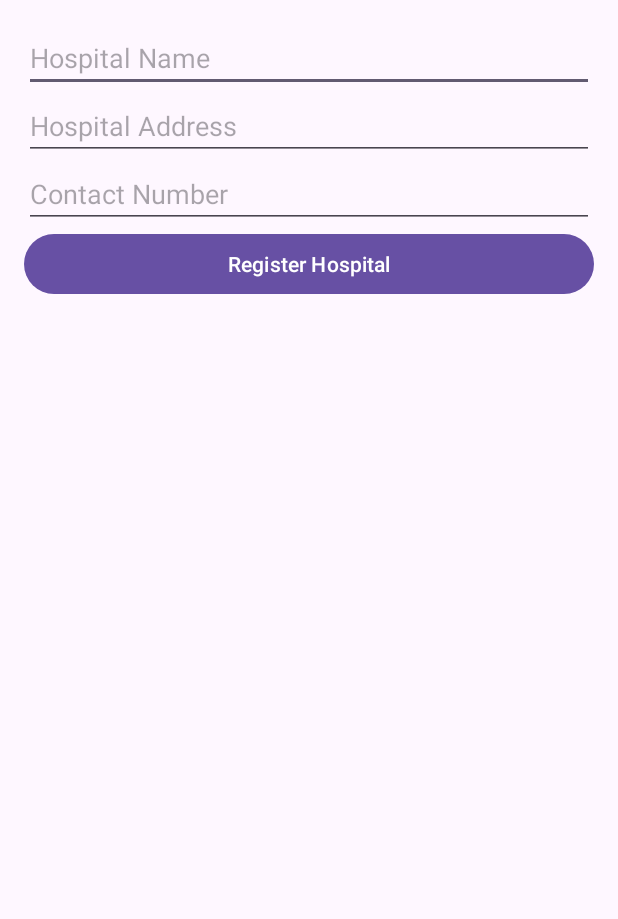
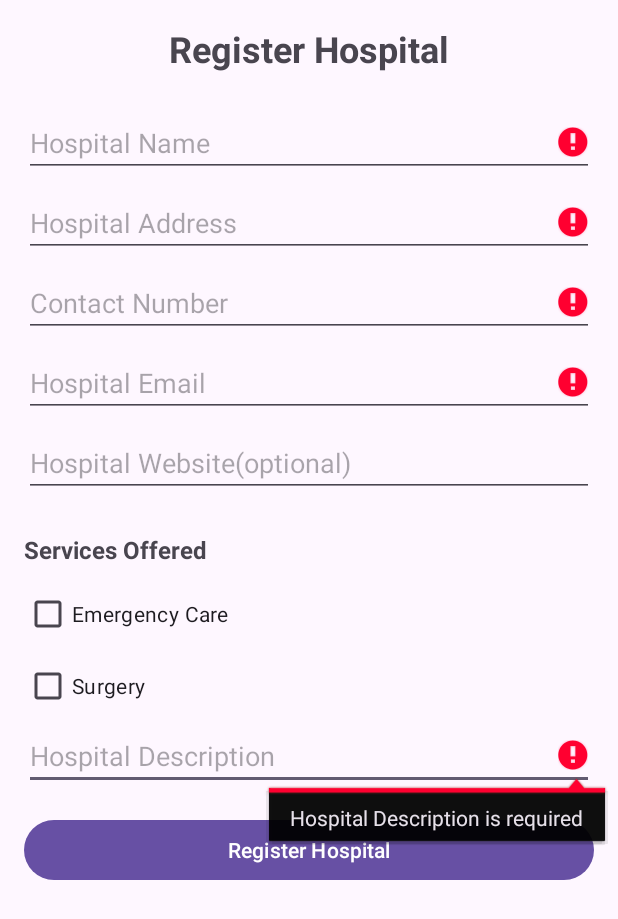
Before and after one commit to gsarun125/HospitalSos, an Android app: the RegisterHospital screen opened directly, with no data from a screen before it, after a tap on "Register Hospital", on a phone screen of 412 x 824 dp. Shown: the top 919 px of the screen. Run offline under Robolectric (Android 15) with nearby library versions, the phone set to English and light mode, and no system bars; our stand-ins replace Firebase (no records; nobody signed in at launch, a user with empty details on screens opened directly).

Commit message:
background service check

```diff
--- a/app/src/main/java/com/ka/hospitalsos/Action1Receiver.java
+++ b/app/src/main/java/com/ka/hospitalsos/AcceptedReceiver.java
@@ -5,9 +5,9 @@ import android.content.Context;
 import android.content.Intent;
 import android.widget.Toast;
 
-public class Action1Receiver extends BroadcastReceiver {
+public class AcceptedReceiver extends BroadcastReceiver {
     @Override
     public void onReceive(Context context, Intent intent) {
-        Toast.makeText(context, "Action 1 clicked", Toast.LENGTH_SHORT).show();
+        Toast.makeText(context, "Accepted", Toast.LENGTH_SHORT).show();
     }
 }
--- a/app/src/main/java/com/ka/hospitalsos/Action2Receiver.java
+++ b/app/src/main/java/com/ka/hospitalsos/RefusedReceiver.java
@@ -5,9 +5,9 @@ import android.content.Context;
 import android.content.Intent;
 import android.widget.Toast;
 
-public class Action2Receiver extends BroadcastReceiver {
+public class RefusedReceiver extends BroadcastReceiver {
     @Override
     public void onReceive(Context context, Intent intent) {
-        Toast.makeText(context, "Action 1 clicked", Toast.LENGTH_SHORT).show();
+        Toast.makeText(context, "Refused", Toast.LENGTH_SHORT).show();
     }
 }
--- a/app/src/main/java/com/ka/hospitalsos/RegisterHospital.java
+++ b/app/src/main/java/com/ka/hospitalsos/RegisterHospital.java
@@ -1,18 +1,25 @@
 package com.ka.hospitalsos;
 
+import static android.content.ContentValues.TAG;
+
+import android.content.Intent;
 import android.os.Bundle;
 import android.util.Log;
 import android.view.View;
 import android.widget.Button;
+import android.widget.CheckBox;
 import android.widget.EditText;
 import android.widget.Toast;
+
 import androidx.annotation.NonNull;
 import androidx.appcompat.app.AppCompatActivity;
+
 import com.google.android.gms.tasks.OnCompleteListener;
 import com.google.android.gms.tasks.Task;
 import com.google.firebase.firestore.DocumentReference;
 import com.google.firebase.firestore.FirebaseFirestore;
 import com.google.firebase.messaging.FirebaseMessaging;
+
 import java.util.HashMap;
 import java.util.Map;
 
@@ -21,7 +28,11 @@ public class RegisterHospital extends AppCompatActivity {
     private EditText editTextHospitalName, editTextHospitalAddress, editTextHospitalContact;
     private Button buttonRegister;
 
-    // Firebase Firestore instance
+    private EditText editTextHospitalWebsite;
+    private EditText editTextHospitalEmail;
+    private EditText editTextHospitalDescription;
+    private CheckBox checkBoxEmergencyCare;
+    private CheckBox checkBoxSurgery;
     private FirebaseFirestore db;
 
     @Override
@@ -36,16 +47,61 @@ public class RegisterHospital extends AppCompatActivity {
         editTextHospitalName = findViewById(R.id.editTextHospitalName);
         editTextHospitalAddress = findViewById(R.id.editTextHospitalAddress);
         editTextHospitalContact = findViewById(R.id.editTextHospitalContact);
+
+        editTextHospitalWebsite = findViewById(R.id.editTextHospitalWebsite);
+        editTextHospitalEmail = findViewById(R.id.editTextHospitalEmail);
+        editTextHospitalDescription = findViewById(R.id.editTextHospitalDescription);
+        checkBoxEmergencyCare = findViewById(R.id.checkBoxEmergencyCare);
+        checkBoxSurgery = findViewById(R.id.checkBoxSurgery);
+
+
         buttonRegister = findViewById(R.id.buttonRegister);
 
         // Button click listener to register hospital
         buttonRegister.setOnClickListener(new View.OnClickListener() {
             @Override
             public void onClick(View v) {
-                registerHospital();
+                if (checkAllHospitalFields()) {
+                    registerHospital();
+                }
             }
         });
     }
+
+    private boolean checkAllHospitalFields() {
+
+        String hospitalName = editTextHospitalName.getText().toString().trim();
+        String hospitalAddress = editTextHospitalAddress.getText().toString().trim();
+        String hospitalContact = editTextHospitalContact.getText().toString().trim();
+        String hospitalEmail = editTextHospitalEmail.getText().toString().trim();
+        String hospitalDescription = editTextHospitalDescription.getText().toString().trim();
+
+        if (hospitalName.isEmpty() || hospitalAddress.isEmpty() || hospitalContact.isEmpty() || hospitalEmail.isEmpty() || hospitalDescription.isEmpty()) {
+            if (hospitalName.isEmpty()) {
+                editTextHospitalName.setError("Hospital Name is required");
+                editTextHospitalName.requestFocus();
+            }
+            if (hospitalAddress.isEmpty()) {
+                editTextHospitalAddress.setError("Hospital Address is required");
+                editTextHospitalAddress.requestFocus();
+            }
+            if (hospitalContact.isEmpty()) {
+                editTextHospitalContact.setError("Contact Number is required");
+                editTextHospitalContact.requestFocus();
+            }
+            if (hospitalEmail.isEmpty()) {
+                editTextHospitalEmail.setError("Hospital Email is required");
+                editTextHospitalEmail.requestFocus();
+            }
+            if (hospitalDescription.isEmpty()) {
+                editTextHospitalDescription.setError("Hospital Description is required");
+                editTextHospitalDescription.requestFocus();
+            }
+            return false;
+        }
+        return true;
+    }
+
 
     // Method to register hospital to Firestore
     private void registerHospital() {
@@ -53,7 +109,11 @@ public class RegisterHospital extends AppCompatActivity {
         String hospitalName = editTextHospitalName.getText().toString().trim();
         String hospitalAddress = editTextHospitalAddress.getText().toString().trim();
         String hospitalContact = editTextHospitalContact.getText().toString().trim();
-
+        String hospitalWebsite = editTextHospitalWebsite.getText().toString().trim();
+        String hospitalEmail = editTextHospitalEmail.getText().toString().trim();
+        String hospitalDescription = editTextHospitalDescription.getText().toString().trim();
+        boolean hasEmergencyCare = checkBoxEmergencyCare.isChecked();
+        boolean hasSurgery = checkBoxSurgery.isChecked();
         // Retrieve FCM token asynchronously
         retrieveFCMToken(new FCMTokenCallback() {
             @Override
@@ -63,8 +123,12 @@ public class RegisterHospital extends AppCompatActivity {
                 hospital.put("name", hospitalName);
                 hospital.put("address", hospitalAddress);
                 hospital.put("contact", hospitalContact);
+                hospital.put("Hospital Email",hospitalEmail);
+                hospital.put("Hospital Website",hospitalWebsite);
+                hospital.put("Hospital Description",hospitalDescription);
+                hospital.put("Has EmergencyCare",hasEmergencyCare);
+                hospital.put("Has Surgery",hasSurgery);
                 hospital.put("fcmToken", fcmToken);
-                System.out.println(fcmToken+"jkhgfdxghj");
                 // Add hospital to Firestore
                 db.collection("hospitals")
                         .add(hospital)
@@ -74,9 +138,9 @@ public class RegisterHospital extends AppCompatActivity {
                                 if (task.isSuccessful()) {
                                     Toast.makeText(RegisterHospital.this, "Hospital Registered Successfully", Toast.LENGTH_SHORT).show();
                                     // Clear EditText fields after successful registration
-                                    editTextHospitalName.setText("");
-                                    editTextHospitalAddress.setText("");
-                                    editTextHospitalContact.setText("");
+                                    Intent i=new Intent(RegisterHospital.this, MainActivity.class);
+                                    startActivity(i);
+                                    finish();
                                 } else {
                                     Toast.makeText(RegisterHospital.this, "Failed to register hospital", Toast.LENGTH_SHORT).show();
                                 }
@@ -111,6 +175,7 @@ public class RegisterHospital extends AppCompatActivity {
     // Define a callback interface for FCM token retrieval
     interface FCMTokenCallback {
         void onTokenReceived(String fcmToken);
+
         void onFailure(Exception e);
     }
 }
--- a/app/src/main/res/layout/activity_register_hosplital.xml
+++ b/app/src/main/res/layout/activity_register_hosplital.xml
@@ -1,26 +1,40 @@
 <?xml version="1.0" encoding="utf-8"?>
-<LinearLayout xmlns:android="http://schemas.android.com/apk/res/android"
+<ScrollView xmlns:android="http://schemas.android.com/apk/res/android"
     xmlns:app="http://schemas.android.com/apk/res-auto"
     xmlns:tools="http://schemas.android.com/tools"
     android:layout_width="match_parent"
-    android:layout_height="match_parent"
+    android:layout_height="match_parent">
+
+    <LinearLayout
+        android:layout_width="match_parent"
+        android:layout_height="wrap_content"
         android:orientation="vertical"
         android:padding="16dp"
         tools:context=".RegisterHospital">
 
-    <!-- Hospital Name -->
+        <TextView
+            android:layout_width="match_parent"
+            android:layout_height="wrap_content"
+            android:layout_marginBottom="24dp"
+            android:gravity="center"
+            android:text="Register Hospital"
+            android:textSize="24sp"
+            android:textStyle="bold" />
+
+
         <EditText
             android:id="@+id/editTextHospitalName"
             android:layout_width="match_parent"
             android:layout_height="wrap_content"
+            android:layout_marginBottom="8dp"
             android:hint="Hospital Name"
             android:inputType="text" />
 
-    <!-- Hospital Address -->
         <EditText
             android:id="@+id/editTextHospitalAddress"
             android:layout_width="match_parent"
             android:layout_height="wrap_content"
+            android:layout_marginBottom="8dp"
             android:hint="Hospital Address"
             android:inputType="text" />
 
@@ -28,8 +42,62 @@
             android:id="@+id/editTextHospitalContact"
             android:layout_width="match_parent"
             android:layout_height="wrap_content"
+            android:layout_marginBottom="8dp"
             android:hint="Contact Number"
             android:inputType="phone" />
+        <EditText
+            android:id="@+id/editTextHospitalEmail"
+            android:layout_width="match_parent"
+            android:layout_height="wrap_content"
+            android:layout_marginBottom="8dp"
+            android:hint="Hospital Email"
+            android:inputType="textEmailAddress" />
+
+        <EditText
+            android:id="@+id/editTextHospitalWebsite"
+            android:layout_width="match_parent"
+            android:layout_height="wrap_content"
+            android:layout_marginBottom="8dp"
+            android:hint="Hospital Website(optional)"
+            android:inputType="textUri" />
+
+
+        <TextView
+            android:layout_width="wrap_content"
+            android:layout_height="wrap_content"
+            android:layout_marginTop="16dp"
+            android:layout_marginBottom="8dp"
+            android:text="Services Offered"
+            android:textSize="16sp"
+            android:textStyle="bold" />
+
+        <RadioGroup
+            android:id="@+id/servicesGroup"
+            android:layout_width="match_parent"
+            android:layout_height="wrap_content"
+            android:orientation="vertical">
+
+            <CheckBox
+                android:id="@+id/checkBoxEmergencyCare"
+                android:layout_width="wrap_content"
+                android:layout_height="wrap_content"
+                android:text="Emergency Care" />
+
+            <CheckBox
+                android:id="@+id/checkBoxSurgery"
+                android:layout_width="wrap_content"
+                android:layout_height="wrap_content"
+                android:text="Surgery" />
+        </RadioGroup>
+
+
+        <EditText
+            android:id="@+id/editTextHospitalDescription"
+            android:layout_width="match_parent"
+            android:layout_height="wrap_content"
+            android:layout_marginBottom="16dp"
+            android:hint="Hospital Description"
+            android:inputType="textMultiLine" />
 
         <Button
             android:id="@+id/buttonRegister"
@@ -38,3 +106,4 @@
             android:text="Register Hospital" />
 
     </LinearLayout>
+</ScrollView>
--- a/app/src/main/res/values/colors.xml
+++ b/app/src/main/res/values/colors.xml
@@ -3,4 +3,6 @@
     <color name="black">#FF000000</color>
     <color name="white">#FFFFFFFF</color>
     <color name="Danger">#FA1818</color>
+    <color name="Green">#00DA5A</color>
+    <color name="red">#F14141</color>
 </resources>
--- a/app/src/main/res/values/strings.xml
+++ b/app/src/main/res/values/strings.xml
@@ -1,5 +1,5 @@
 <resources>
     <string name="app_name">Hospital Sos</string>
-    <string name="default_notification_channel_id" translatable="false">default_channel_id</string>
+    <string name="default_notification_channel_id" translatable="false">default_channel_id1</string>
 
 </resources>
```
Also changed, not shown: app/src/main/AndroidManifest.xml (+15 -8 lines), app/src/main/java/com/ka/hospitalsos/MainActivity.java (+33 -40 lines), app/src/main/java/com/ka/hospitalsos/MyFirebaseMessagingService.java (+45 -34 lines), app/src/main/java/com/ka/hospitalsos/NotificationCheckService.java (added, +134 -0 lines), app/src/main/res/layout/activity_main.xml (+9 -7 lines), app/src/main/res/layout/custom_notification_actions.xml (added, +67 -0 lines), app/src/main/res/menu/three_dot.xml (+2 -7 lines). Lines whose indentation alone changed are shown as unchanged.
